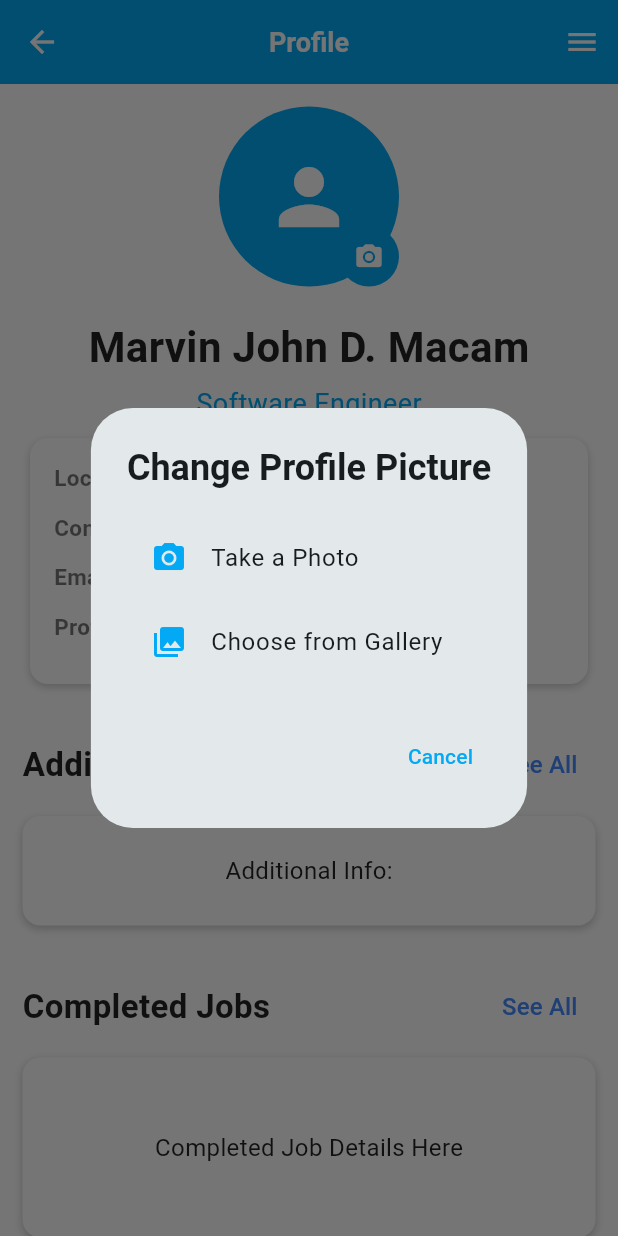
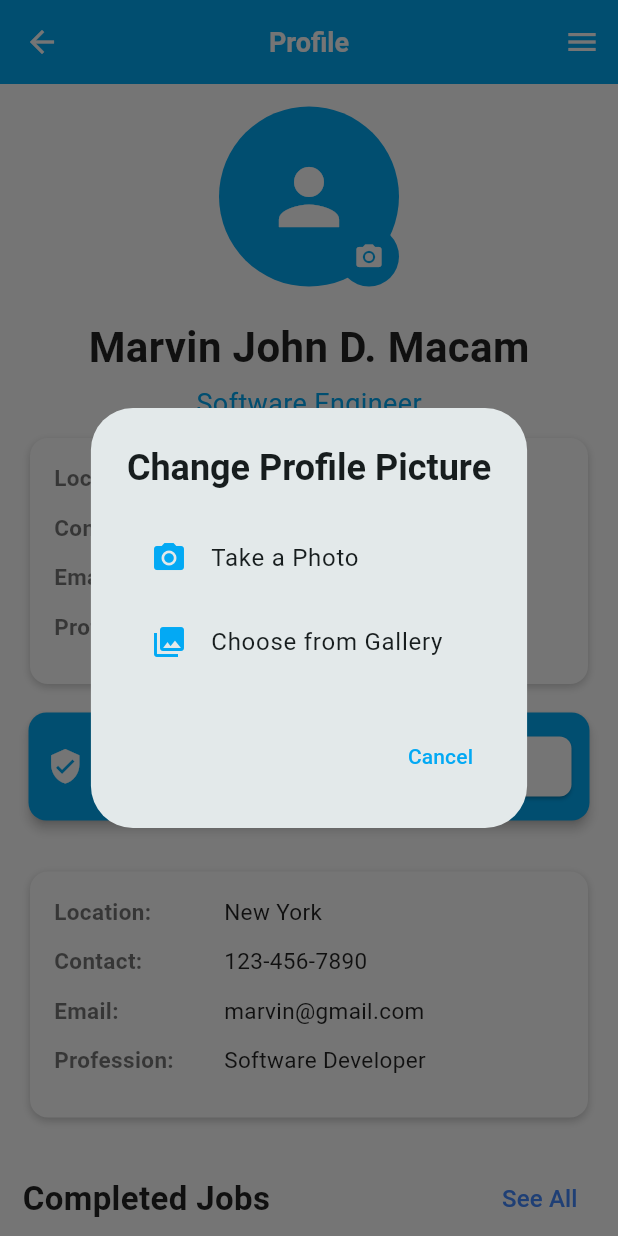
Before and after one commit to cchrisha/Community-Guild, a Flutter app: the ProfilePage screen opened directly, after a tap on the "camera alt" icon, on a phone screen of 412 x 824 dp. Run offline on Flutter 3.47's test engine with Material 3 defaults, Android fonts, the phone set to English and light mode, and no system bars; our stand-ins replace bloc, equatable, flutter_bloc, get, google_fonts, image_picker and 1 more; accounts and stored records are empty; network calls fail.

Commit message:
update bloc profile and verification

```diff
--- /dev/null
+++ b/lib/bloc/profile/profile_bloc.dart
@@ -0,0 +1,30 @@
+import 'package:flutter_bloc/flutter_bloc.dart';
+import 'profile_event.dart';
+import 'profile_state.dart';
+
+class ProfileBloc extends Bloc<ProfileEvent, ProfileState> {
+  ProfileBloc() : super(ProfileInitial()) {
+    // Add the event handler for LoadProfile and other events
+    on<LoadProfile>(_onLoadProfile);
+    on<VerifyAccount>(_onVerifyAccount);
+  }
+
+  // This method handles the LoadProfile event
+  Future<void> _onLoadProfile(
+      LoadProfile event, Emitter<ProfileState> emit) async {
+    emit(ProfileLoading());
+    try {
+      // Simulate profile loading (replace this with your actual API call)
+      await Future.delayed(const Duration(seconds: 1));
+      emit(const ProfileLoaded(
+          location: '', contact: '', email: '', profession: ''));
+    } catch (e) {
+      emit(const ProfileError('Failed to load profile'));
+    }
+  }
+
+  // This method handles the VerifyAccount event (placeholder for now)
+  void _onVerifyAccount(VerifyAccount event, Emitter<ProfileState> emit) {
+    // Implement account verification logic here
+  }
+}
--- /dev/null
+++ b/lib/bloc/profile/profile_event.dart
@@ -0,0 +1,12 @@
+import 'package:equatable/equatable.dart';
+
+abstract class ProfileEvent extends Equatable {
+  const ProfileEvent();
+
+  @override
+  List<Object> get props => [];
+}
+
+class LoadProfile extends ProfileEvent {}
+
+class VerifyAccount extends ProfileEvent {}
--- /dev/null
+++ b/lib/bloc/profile/profile_state.dart
@@ -0,0 +1,38 @@
+import 'package:equatable/equatable.dart';
+
+abstract class ProfileState extends Equatable {
+  const ProfileState();
+
+  @override
+  List<Object> get props => [];
+}
+
+class ProfileInitial extends ProfileState {}
+
+class ProfileLoading extends ProfileState {}
+
+class ProfileLoaded extends ProfileState {
+  final String location;
+  final String contact;
+  final String email;
+  final String profession;
+
+  const ProfileLoaded({
+    required this.location,
+    required this.contact,
+    required this.email,
+    required this.profession,
+  });
+
+  @override
+  List<Object> get props => [location, contact, email, profession];
+}
+
+class ProfileError extends ProfileState {
+  final String error;
+
+  const ProfileError(this.error);
+
+  @override
+  List<Object> get props => [error];
+}
--- a/lib/screens/home.dart
+++ b/lib/screens/home.dart
@@ -57,7 +57,7 @@ class HomePage extends StatelessWidget {
                   const SizedBox(height: 20),
                   const SectionTitle(title: 'Recommended'),
                   SizedBox(
-                    height: 250,
+                    height: 210,
                     child: ListView.builder(
                       scrollDirection: Axis.horizontal,
                       itemCount: 10,
@@ -89,6 +89,7 @@ class HomePage extends StatelessWidget {
                                       wageRange: '',
                                       isCrypto: true,
                                       professions: '',
+                                      contact: '',
                                     ),
                                   ),
                                 );
@@ -103,7 +104,7 @@ class HomePage extends StatelessWidget {
                   const SectionTitle(title: 'Most Recent Job'),
                   const SizedBox(height: 10),
                   SizedBox(
-                    height: 250,
+                    height: 210,
                     child: ListView.builder(
                       scrollDirection: Axis.horizontal,
                       itemCount: 10,
@@ -134,6 +135,7 @@ class HomePage extends StatelessWidget {
                                       wageRange: '',
                                       isCrypto: true,
                                       professions: '',
+                                      contact: '',
                                     ),
                                   ),
                                 );
--- a/lib/screens/profile_page.dart
+++ b/lib/screens/profile_page.dart
@@ -1,18 +1,26 @@
 import 'package:flutter/material.dart';
-import 'package:community_guild/screens/edit_profile_page.dart';
-import 'package:community_guild/screens/setting.dart';
-import 'package:community_guild/widget/profile/profile_header.dart';
-import 'package:community_guild/widget/profile/section_with_see_all.dart';
-import 'package:community_guild/widget/profile/additional_info.dart';
-import 'package:community_guild/widget/profile/completed_job_card.dart';
-import 'package:community_guild/widget/profile/post_job_card.dart';
+import 'package:flutter_bloc/flutter_bloc.dart';
+import '../bloc/profile/profile_bloc.dart';
+import '../bloc/profile/profile_event.dart';
+import '../bloc/profile/profile_state.dart';
+import '../widget/profile/completed_job_card.dart';
+import '../widget/profile/post_job_card.dart';
+import '../widget/profile/profile_header.dart';
+import '../widget/profile/section_with_see_all.dart';
+import '../widget/profile/verify_account_card.dart';
+import '../widget/profile/profile_info_card.dart'; // Import ProfileInfoCard
+import 'edit_profile_page.dart';
+import 'setting.dart';
 
 class ProfilePage extends StatelessWidget {
   const ProfilePage({super.key});
 
   @override
   Widget build(BuildContext context) {
-    return Scaffold(
+    return BlocProvider(
+      create: (context) =>
+          ProfileBloc()..add(LoadProfile()), // Load profile data
+      child: Scaffold(
         appBar: AppBar(
           title: const Text(
             'Profile',
@@ -33,9 +41,7 @@ class ProfilePage extends StatelessWidget {
           ),
           actions: [
             PopupMenuTheme(
-            data: const PopupMenuThemeData(
-              color: Colors.white,
-            ),
+              data: const PopupMenuThemeData(color: Colors.white),
               child: PopupMenuButton<String>(
                 onSelected: (value) {
                   if (value == 'Edit Info') {
@@ -58,18 +64,14 @@ class ProfilePage extends StatelessWidget {
                       value: 'Edit Info',
                       child: Text(
                         'Edit Info',
-                      style: TextStyle(
-                        color: Colors.black,
-                      ),
+                        style: TextStyle(color: Colors.black),
                       ),
                     ),
                     const PopupMenuItem<String>(
                       value: 'Settings',
                       child: Text(
                         'Settings',
-                      style: TextStyle(
-                        color: Colors.black,
-                      ),
+                        style: TextStyle(color: Colors.black),
                       ),
                     ),
                   ];
@@ -82,19 +84,26 @@ class ProfilePage extends StatelessWidget {
         backgroundColor: Colors.white,
         body: SingleChildScrollView(
           padding: const EdgeInsets.all(15.0),
-        child: Column(
+          child: BlocBuilder<ProfileBloc, ProfileState>(
+            builder: (context, state) {
+              if (state is ProfileLoading) {
+                return const Center(child: CircularProgressIndicator());
+              } else if (state is ProfileLoaded) {
+                return Column(
                   crossAxisAlignment: CrossAxisAlignment.center,
                   children: [
                     const ProfileHeader(),
-            const SizedBox(height: 30),
-            _buildSection(
-              context,
-              'Additional Info:',
-              const AdditionalInfo(),
-              onEdit: () {
-                // Handle edit action if needed
+                    const SizedBox(height: 15),
+                    VerifyAccountCard(
+                      onPressed: () {
+                        // Add account verification logic here
+                        BlocProvider.of<ProfileBloc>(context)
+                            .add(VerifyAccount());
                       },
                     ),
+                    const SizedBox(height: 30),
+                    // Replace _buildInfoCard with ProfileInfoCard
+                    const ProfileInfoCard(),
                     const SizedBox(height: 30),
                     _buildSection(
                       context,
@@ -108,6 +117,13 @@ class ProfilePage extends StatelessWidget {
                       const PostJobCard(),
                     ),
                   ],
+                );
+              } else if (state is ProfileError) {
+                return Center(child: Text(state.error));
+              }
+              return const SizedBox.shrink();
+            },
+          ),
         ),
       ),
     );
--- a/lib/widget/home/job_card.dart
+++ b/lib/widget/home/job_card.dart
@@ -30,6 +30,7 @@ class HomeJobCard extends StatelessWidget {
       onTap: onTap,
       child: Card(
         elevation: 3,
+        color: Colors.white, // Set the background color to white
         shape: RoundedRectangleBorder(borderRadius: BorderRadius.circular(8)),
         child: Container(
           padding: const EdgeInsets.all(12),
@@ -48,8 +49,7 @@ class HomeJobCard extends StatelessWidget {
               Text(
                 jobDescription,
                 maxLines: 2,
-                overflow:
-                    TextOverflow.ellipsis, // Add "..." kapag maraming ka-OA-an
+                overflow: TextOverflow.ellipsis,
                 style: const TextStyle(color: Colors.black54),
               ),
               const SizedBox(height: 8),
--- /dev/null
+++ b/lib/widget/profile/verify_account_card.dart
@@ -0,0 +1,163 @@
+import 'package:flutter/material.dart';
+
+class VerifyAccountCard extends StatefulWidget {
+  const VerifyAccountCard({super.key, required Null Function() onPressed});
+
+  @override
+  State<VerifyAccountCard> createState() => _VerifyAccountCardState();
+}
+
+class _VerifyAccountCardState extends State<VerifyAccountCard> {
+  bool isVerified = false; // State to track verification status
+  bool isLoading = false; // To track if verification is in progress
+
+  // Function to simulate the verification process
+  void verifyAccount() {
+    setState(() {
+      isLoading = true;
+    });
+
+    // Simulate a delay for the verification process
+    Future.delayed(const Duration(seconds: 3), () {
+      setState(() {
+        isLoading = false;
+        isVerified = true; // Mark as verified
+      });
+    });
+  }
+
+  @override
+  Widget build(BuildContext context) {
+    return Card(
+      elevation: 3,
+      color: Colors.lightBlue,
+      shape: RoundedRectangleBorder(borderRadius: BorderRadius.circular(12)),
+      child: Padding(
+        padding: const EdgeInsets.all(12.0),
+        child: Row(
+          mainAxisAlignment: MainAxisAlignment.spaceBetween,
+          children: [
+            const Row(
+              children: [
+                Icon(Icons.verified_user, color: Colors.white, size: 25),
+                SizedBox(width: 10),
+                Text(
+                  'Verify Your Account',
+                  style: TextStyle(
+                    fontSize: 16,
+                    fontWeight: FontWeight.bold,
+                    color: Colors.white,
+                  ),
+                ),
+              ],
+            ),
+            isVerified
+                ? const Icon(
+                    Icons.check_circle,
+                    color: Colors.white,
+                    size: 28,
+                  )
+                : isLoading
+                    ? const SizedBox(
+                        width: 24, // Set a specific width
+                        height: 24, // Set a specific height
+                        child: CircularProgressIndicator(
+                          strokeWidth:
+                              2.0, // Adjust the stroke width to make it smaller
+                          valueColor:
+                              AlwaysStoppedAnimation<Color>(Colors.white),
+                        ),
+                      )
+                    : ElevatedButton(
+                        onPressed: () {
+                          _showVerifyDialog(context);
+                        },
+                        style: ElevatedButton.styleFrom(
+                          backgroundColor: Colors.white,
+                          shape: RoundedRectangleBorder(
+                              borderRadius: BorderRadius.circular(8)),
+                          minimumSize: const Size(100, 40),
+                        ),
+                        child: const Text(
+                          'Verify',
+                          style: TextStyle(
+                            color: Colors.lightBlue,
+                            fontSize: 14,
+                            fontWeight: FontWeight.bold,
+                          ),
+                        ),
+                      ),
+          ],
+        ),
+      ),
+    );
+  }
+
+  // Method to show the first confirmation dialog
+  void _showVerifyDialog(BuildContext context) {
+    showDialog(
+      context: context,
+      builder: (BuildContext context) {
+        return AlertDialog(
+          title: const Text(
+            'Account Verification',
+            style: TextStyle(fontWeight: FontWeight.bold),
+          ),
+          backgroundColor: Colors.white,
+          content: const Text(
+              'Are you sure you want to verify your account? This process may take a few moments.'),
+          actions: [
+            TextButton(
+              onPressed: () {
+                Navigator.of(context).pop();
+              },
+              child: const Text('Cancel'),
+            ),
+            ElevatedButton(
+              onPressed: () {
+                Navigator.of(context).pop();
+                _showVerificationProcessingDialog(context);
+              },
+              style: ElevatedButton.styleFrom(
+                backgroundColor: Colors.lightBlue,
+              ),
+              child: const Text(
+                'Verify',
+                style: TextStyle(color: Colors.white),
+              ),
+            ),
+          ],
+        );
+      },
+    );
+  }
+
+  // Method to show the second dialog (processing or success message)
+  void _showVerificationProcessingDialog(BuildContext context) {
+    showDialog(
+      context: context,
+      builder: (BuildContext context) {
+        return AlertDialog(
+          title: const Text(
+            'Verifying...',
+            style: TextStyle(fontWeight: FontWeight.bold),
+          ),
+          content: const Text(
+              'Your account is being verified. Please wait a moment.'),
+          actions: [
+            TextButton(
+              onPressed: () {
+                Navigator.of(context).pop(); // Close the dialog
+                verifyAccount(); // Start the verification process
+              },
+              child: const Text(
+                'OK',
+                style: TextStyle(color: Colors.lightBlue),
+              ),
+            ),
+          ],
+        );
+      },
+    );
+  }
+}
```
Also changed, not shown: lib/bloc/home/home_bloc.dart (added, +13 -0 lines), lib/bloc/home/home_event.dart (added, +8 -0 lines), lib/bloc/home/home_state.dart (added, +10 -0 lines), lib/repository/profile_repository/profile_repository.dart (added, +30 -0 lines), flutter_01.png (added). Lines whose indentation alone changed are shown as unchanged.
